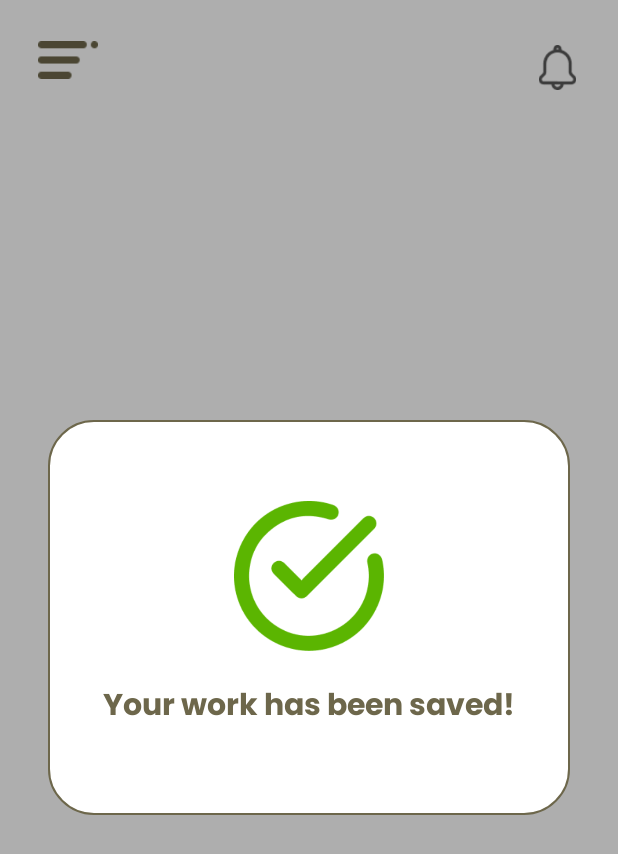
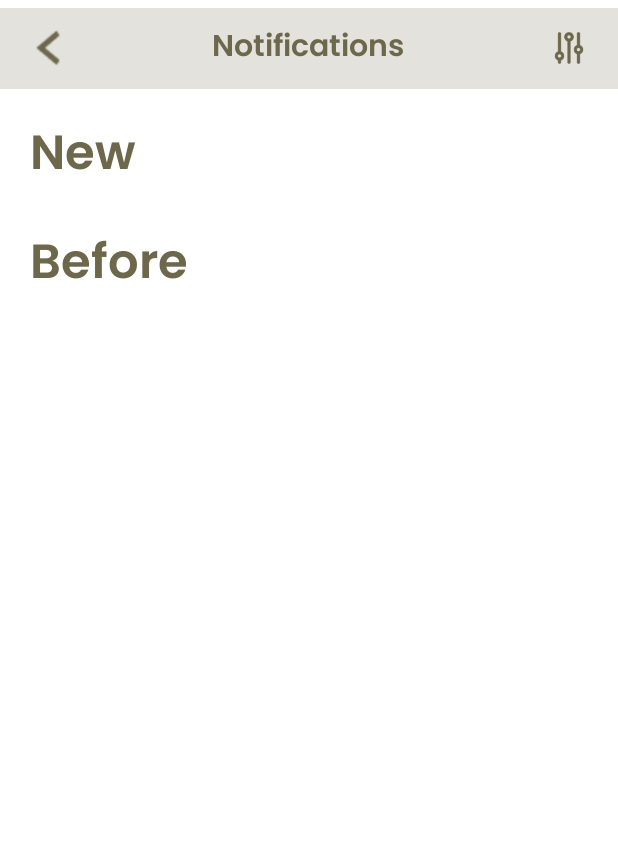
Before and after one commit to MobileApp-YinYoga/YinYoga-admin, an Android app: the MainActivity screen opened directly, with no data from a screen before it, after a tap on "Notification", on a phone screen of 412 x 824 dp. Shown: the top 854 px of the screen. Run offline under Robolectric (Android 15) with nearby library versions, the phone set to English and light mode, and no system bars; our stand-ins replace Firebase (no records; nobody signed in at launch, a user with empty details on screens opened directly); 1 statement that could not run was skipped.

Commit message:
fix bug sync

```diff
--- a/app/src/main/java/com/example/yinyoga/activities/MainActivity.java
+++ b/app/src/main/java/com/example/yinyoga/activities/MainActivity.java
@@ -123,9 +123,7 @@ public class MainActivity extends AppCompatActivity {
                 Fragment selectedFragment = null;
                 int id = item.getItemId(); // Lấy id của item được chọn
 
-                if (id == R.id.nav_statistic) {
-//                    selectedFragment = new StatisticFragment();
-                } else if (id == R.id.nav_manage_classes) {
+                if (id == R.id.nav_manage_classes) {
                     selectedFragment = new ManageCoursesFragment();
                 } else if (id == R.id.nav_manage_class_instances) {
                     selectedFragment = new ManageClassInstancesFragment();
@@ -181,9 +179,8 @@ public class MainActivity extends AppCompatActivity {
         notificationIcon.setOnClickListener(new View.OnClickListener() {
             @Override
             public void onClick(View v) {
-                // Thực hiện hành động khi nhấn vào biểu tượng thông báo
-                // Ví dụ: mở trang thông báo
-                DialogHelper.showSuccessDialog(MainActivity.this, "Your work has been saved!");
+                Intent intent = new Intent(MainActivity.this, NotificationActivity.class);
+                startActivity(intent);
             }
         });
     }
--- a/app/src/main/java/com/example/yinyoga/activities/ManageUserActivity.java
+++ b/app/src/main/java/com/example/yinyoga/activities/ManageUserActivity.java
@@ -26,6 +26,7 @@ import androidx.localbroadcastmanager.content.LocalBroadcastManager;
 import com.example.yinyoga.R;
 import com.example.yinyoga.models.User;
 import com.example.yinyoga.service.UserService;
+import com.example.yinyoga.sync.SyncClassInstanceManager;
 import com.example.yinyoga.utils.DialogHelper;
 import com.example.yinyoga.utils.UserSessionManager;
 
@@ -255,6 +256,8 @@ public class ManageUserActivity extends AppCompatActivity {
     }
 
     private void resetDatabase() {
+        userService.resetDatabase();
+        new SyncClassInstanceManager(this).resetInFirestore();
         Toast.makeText(this, "Database reset successfully", Toast.LENGTH_SHORT).show();
     }
 }
--- a/app/src/main/java/com/example/yinyoga/activities/NotificationActivity.java
+++ b/app/src/main/java/com/example/yinyoga/activities/NotificationActivity.java
@@ -187,8 +187,6 @@ public class NotificationActivity extends AppCompatActivity {
         beforeNotifications.clear();
 
         if (allNotifications.isEmpty()) {
-            addSampleNotifications();
-            allNotifications = notificationService.getAllNotifications();
             syncNotificationManager.syncNotificationsFromFirestore();
         } else {
             syncNotificationManager.syncNotificationsToFirestore();
--- a/app/src/main/java/com/example/yinyoga/adapters/CourseAdapter.java
+++ b/app/src/main/java/com/example/yinyoga/adapters/CourseAdapter.java
@@ -23,6 +23,7 @@ import com.example.yinyoga.R;
 import com.example.yinyoga.fragments.ManageCoursesFragment;
 import com.example.yinyoga.models.Course;
 import com.example.yinyoga.service.CourseService;
+import com.example.yinyoga.sync.SyncClassInstanceManager;
 import com.example.yinyoga.utils.DialogHelper;
 import com.example.yinyoga.utils.ImageHelper;
 
@@ -141,6 +142,11 @@ public class CourseAdapter extends RecyclerView.Adapter<CourseAdapter.YogaClassV
     // Method to handle delete action
     private void handleDeleteAction(int position, PopupWindow popupWindow) {
         DialogHelper.showDeleteConfirmationDialog(fragment.getActivity(), "Are you sure you want to delete course \"" + courseList.get(position).getCourseName() + "\"?", () -> {
+//            SyncClassInstanceManager syncClassInstanceManager = new SyncClassInstanceManager(fragment.getContext());
+//            syncClassInstanceManager.deleteCourse(courseList.get(position).getCourseId());
+//            DialogHelper.showSuccessDialog(fragment.getActivity(), "Course removed successfully!");
+
+
             // Delete course and refresh list
             courseService.deleteCourse(courseList.get(position).getCourseId());
             courseList.remove(position);
--- a/app/src/main/java/com/example/yinyoga/database/Database.java
+++ b/app/src/main/java/com/example/yinyoga/database/Database.java
@@ -4,6 +4,7 @@ import android.content.Context;
 import android.database.sqlite.SQLiteDatabase;
 import android.database.sqlite.SQLiteOpenHelper;
 import android.util.Log;
+import android.widget.Toast;
 
 import androidx.annotation.Nullable;
 
@@ -86,27 +87,8 @@ public class Database extends SQLiteOpenHelper {
     @Override
     public void onCreate(SQLiteDatabase db) {
         try {
-            // Tạo bảng roles
-            String CREATE_ROLES_TABLE = "CREATE TABLE " + TABLE_ROLES + " ("
-                    + COLUMN_ROLE_ID + " INTEGER PRIMARY KEY AUTOINCREMENT, "
-                    + COLUMN_ROLE_NAME + " TEXT, "
-                    + COLUMN_ROLE_DESCRIPTION + " TEXT)";
-            db.execSQL(CREATE_ROLES_TABLE);
-            Log.d("Database", "Table roles created successfully");
-
-            // Tạo bảng users
-            String CREATE_USERS_TABLE = "CREATE TABLE " + TABLE_USERS + " (" +
-                    COLUMN_USERNAME + " TEXT PRIMARY KEY , " +
-                    COLUMN_FULL_NAME + " TEXT, " + // Thêm cột Họ và Tên
-                    COLUMN_EMAIL + " TEXT, " +
-                    COLUMN_PASSWORD + " TEXT, " +
-                    COLUMN_ROLE_ID_FK + " INTEGER, " +
-                    "FOREIGN KEY(" + COLUMN_ROLE_ID_FK + ") REFERENCES " + TABLE_ROLES + "(" + COLUMN_ROLE_ID + "))";
-            db.execSQL(CREATE_USERS_TABLE);
-            Log.d("Database", "Table users created successfully");
-
             // Tạo bảng courses
-            String CREATE_COURSES_TABLE = "CREATE TABLE " + TABLE_COURSES + " ("
+            String CREATE_COURSES_TABLE = "CREATE TABLE IF NOT EXISTS " + TABLE_COURSES + " ("
                     + COLUMN_COURSE_ID + " INTEGER PRIMARY KEY AUTOINCREMENT, "
                     + COLUMN_COURSE_NAME + " TEXT NOT NULL, "
                     + COLUMN_COURSE_TYPE + " TEXT NOT NULL, "
@@ -122,7 +104,7 @@ public class Database extends SQLiteOpenHelper {
             Log.d("Database", "Table courses created successfully");
 
             // Tạo bảng classInstances
-            String CREATE_CLASS_INSTANCES_TABLE = "CREATE TABLE " + TABLE_CLASS_INSTANCES + " ("
+            String CREATE_CLASS_INSTANCES_TABLE = "CREATE TABLE IF NOT EXISTS " + TABLE_CLASS_INSTANCES + " ("
                     + COLUMN_INSTANCE_ID + " TEXT PRIMARY KEY, "
                     + COLUMN_INSTANCE_COURSE_ID + " INTEGER NOT NULL, "
                     + COLUMN_DATES + " TEXT NOT NULL, "
@@ -134,7 +116,7 @@ public class Database extends SQLiteOpenHelper {
             Log.d("Database", "Table Class Instances created successfully");
 
             // Tạo bảng notifications
-            String CREATE_NOTIFICATIONS_TABLE = "CREATE TABLE " + TABLE_NOTIFICATIONS + " ("
+            String CREATE_NOTIFICATIONS_TABLE = "CREATE TABLE IF NOT EXISTS " + TABLE_NOTIFICATIONS + " ("
                     + COLUMN_NOTIFICATION_ID + " INTEGER PRIMARY KEY AUTOINCREMENT, "
                     + COLUMN_NOTIFICATION_EMAIL + " TEXT NOT NULL, "
                     + COLUMN_NOTIFICATION_TITLE + " TEXT NOT NULL, "
@@ -146,7 +128,7 @@ public class Database extends SQLiteOpenHelper {
             Log.d("Database", "Table notifications created successfully");
 
             // Tạo bảng Cart
-            String CREATE_CARTS_TABLE = "CREATE TABLE " + TABLE_CARTS + " ("
+            String CREATE_CARTS_TABLE = "CREATE TABLE IF NOT EXISTS " + TABLE_CARTS + " ("
                     + COLUMN_CART_ID + " INTEGER PRIMARY KEY AUTOINCREMENT, "
                     + COLUMN_CART_CREATED_DATE + " TEXT NOT NULL, "
                     + COLUMN_CART_EMAIL + " TEXT NOT NULL, "
@@ -155,7 +137,7 @@ public class Database extends SQLiteOpenHelper {
             Log.d("Database", "Table arts created successfully");
 
             // Tạo bảng Booking
-            String CREATE_BOOKINGS_TABLE = "CREATE TABLE " + TABLE_BOOKINGS + " ("
+            String CREATE_BOOKINGS_TABLE = "CREATE TABLE IF NOT EXISTS " + TABLE_BOOKINGS + " ("
                     + COLUMN_BOOKING_ID + " INTEGER PRIMARY KEY AUTOINCREMENT, "
                     + COLUMN_BOOKING_DATE + " TEXT NOT NULL, "
                     + COLUMN_BOOKING_EMAIL + " TEXT NOT NULL, "
@@ -165,13 +147,32 @@ public class Database extends SQLiteOpenHelper {
             Log.d("Database", "Table Bookings created successfully");
 
             // Tạo bảng BookingDetails
-            String CREATE_BOOKING_DETAILS_TABLE = "CREATE TABLE " + TABLE_BOOKING_DETAILS + " ("
+            String CREATE_BOOKING_DETAILS_TABLE = "CREATE TABLE IF NOT EXISTS " + TABLE_BOOKING_DETAILS + " ("
                     + COLUMN_BOOKING_DETAIL_ID + " INTEGER PRIMARY KEY AUTOINCREMENT, "
                     + COLUMN_BOOKING_DETAIL_BOOKING_ID + " INTEGER NOT NULL, "
                     + COLUMN_BOOKING_DETAIL_INSTANCE_ID + " TEXT NOT NULL, "
                     + COLUMN_BOOKING_DETAIL_PRICE + " REAL NOT NULL, "
                     + "FOREIGN KEY(" + COLUMN_BOOKING_DETAIL_BOOKING_ID + ") REFERENCES " + TABLE_BOOKINGS + "(" + COLUMN_BOOKING_ID + "))";
             db.execSQL(CREATE_BOOKING_DETAILS_TABLE);
+
+            // Tạo bảng roles
+            String CREATE_ROLES_TABLE = "CREATE TABLE IF NOT EXISTS " + TABLE_ROLES + " ("
+                    + COLUMN_ROLE_ID + " INTEGER PRIMARY KEY AUTOINCREMENT, "
+                    + COLUMN_ROLE_NAME + " TEXT, "
+                    + COLUMN_ROLE_DESCRIPTION + " TEXT)";
+            db.execSQL(CREATE_ROLES_TABLE);
+            Log.d("Database", "Table roles created successfully");
+
+            // Tạo bảng users
+            String CREATE_USERS_TABLE = "CREATE TABLE IF NOT EXISTS " + TABLE_USERS + " (" +
+                    COLUMN_USERNAME + " TEXT PRIMARY KEY , " +
+                    COLUMN_FULL_NAME + " TEXT, " + // Thêm cột Họ và Tên
+                    COLUMN_EMAIL + " TEXT, " +
+                    COLUMN_PASSWORD + " TEXT, " +
+                    COLUMN_ROLE_ID_FK + " INTEGER, " +
+                    "FOREIGN KEY(" + COLUMN_ROLE_ID_FK + ") REFERENCES " + TABLE_ROLES + "(" + COLUMN_ROLE_ID + "))";
+            db.execSQL(CREATE_USERS_TABLE);
+            Log.d("Database", "Table users created successfully");
 
         } catch (Exception e) {
             Log.e("Database", "Error creating tables: " + e.getMessage());
@@ -195,4 +196,26 @@ public class Database extends SQLiteOpenHelper {
             Log.e("Database", "Error upgrading database: " + e.getMessage());
         }
     }
+
+    public void resetDatabase() {
+        SQLiteDatabase db = this.getWritableDatabase();
+
+        try {
+            // Bỏ qua bảng Users
+            db.execSQL("DROP TABLE IF EXISTS " + TABLE_COURSES);
+            db.execSQL("DROP TABLE IF EXISTS " + TABLE_CLASS_INSTANCES);
+            db.execSQL("DROP TABLE IF EXISTS " + TABLE_NOTIFICATIONS);
+            db.execSQL("DROP TABLE IF EXISTS " + TABLE_BOOKINGS);
+            db.execSQL("DROP TABLE IF EXISTS " + TABLE_BOOKING_DETAILS);
+
+            // Tạo lại các bảng
+            onCreate(db);
+
+            // Hiển thị thông báo khi reset thành công
+            Log.d("Database", "Database reset successfully (except Users table)");
+        } catch (Exception e) {
+            Log.e("Database", "Error resetting database: " + e.getMessage());
+        }
+    }
+
 }
--- a/app/src/main/java/com/example/yinyoga/repository/UserRepository.java
+++ b/app/src/main/java/com/example/yinyoga/repository/UserRepository.java
@@ -18,7 +18,10 @@ public class UserRepository {
         this.database = new Database(context);
         this.roleRepository = new RoleRepository(context);
     }
+    public void resetDatabase() {
+        database.resetDatabase();
 
+    }
     // Thêm người dùng mới
     public void insertUser(String username, String fullName, String email, String password, int roleId) {
         SQLiteDatabase db = database.getWritableDatabase();
--- a/app/src/main/java/com/example/yinyoga/service/UserService.java
+++ b/app/src/main/java/com/example/yinyoga/service/UserService.java
@@ -6,6 +6,7 @@ import android.os.Build;
 
 import com.example.yinyoga.models.User;
 import com.example.yinyoga.repository.UserRepository;
+import com.example.yinyoga.sync.SyncClassInstanceManager;
 
 import java.security.MessageDigest;
 import java.security.NoSuchAlgorithmException;
@@ -22,6 +23,10 @@ public class UserService {
     public UserService(Context context) {
         this.userRepository = new UserRepository(context);
     }
+    public void resetDatabase(){
+        userRepository.resetDatabase();
+    }
+
 
     // Thêm người dùng mới
     public void addUser(String username, String fullName, String email, String password, int roleId) {
--- a/app/src/main/res/layout/fragment_manage_courses.xml
+++ b/app/src/main/res/layout/fragment_manage_courses.xml
@@ -29,7 +29,7 @@
         android:drawableLeft="@drawable/ic_search"
         android:drawablePadding="10dp"
         android:fontFamily="@font/poppins_semibold"
-        android:hint="Search Classes"
+        android:hint="Search Courses"
         android:textColorHint="@color/main_60"
         android:paddingStart="20dp"
         android:paddingTop="5dp"
@@ -45,10 +45,10 @@
         android:id="@+id/clear_search"
         android:layout_width="wrap_content"
         android:layout_height="wrap_content"
-        android:layout_marginTop="120dp"
+        android:layout_marginTop="90dp"
         android:layout_marginEnd="45dp"
+        android:visibility="gone"
         android:layout_weight="1"
-        android:visibility="gone"
         android:drawableLeft="@drawable/ic_close_search"
         app:layout_constraintEnd_toEndOf="parent"
         app:layout_constraintTop_toTopOf="parent" />
--- a/app/src/main/res/menu/nav_menu.xml
+++ b/app/src/main/res/menu/nav_menu.xml
@@ -1,10 +1,4 @@
 <menu xmlns:android="http://schemas.android.com/apk/res/android">
-    <!-- Item cho Statistic -->
-    <item
-        android:id="@+id/nav_statistic"
-        android:title="Statistic"
-        android:icon="@drawable/ic_statistic" />
-
     <!-- Item cho Manage Classes -->
     <item
         android:id="@+id/nav_manage_classes"
--- a/gradle/libs.versions.toml
+++ b/gradle/libs.versions.toml
@@ -1,5 +1,5 @@
 [versions]
-agp = "8.7.2"
+agp = "8.5.0"
 junit = "4.13.2"
 junitVersion = "1.2.1"
 espressoCore = "3.6.1"
```
Also changed, not shown: app/src/main/java/com/example/yinyoga/adapters/ClassInstanceAdapter.java (+7 -5 lines), app/src/main/java/com/example/yinyoga/fragments/ManageClassInstancesFragment.java (+21 -3 lines), app/src/main/java/com/example/yinyoga/sync/SyncClassInstanceManager.java (+70 -0 lines).
